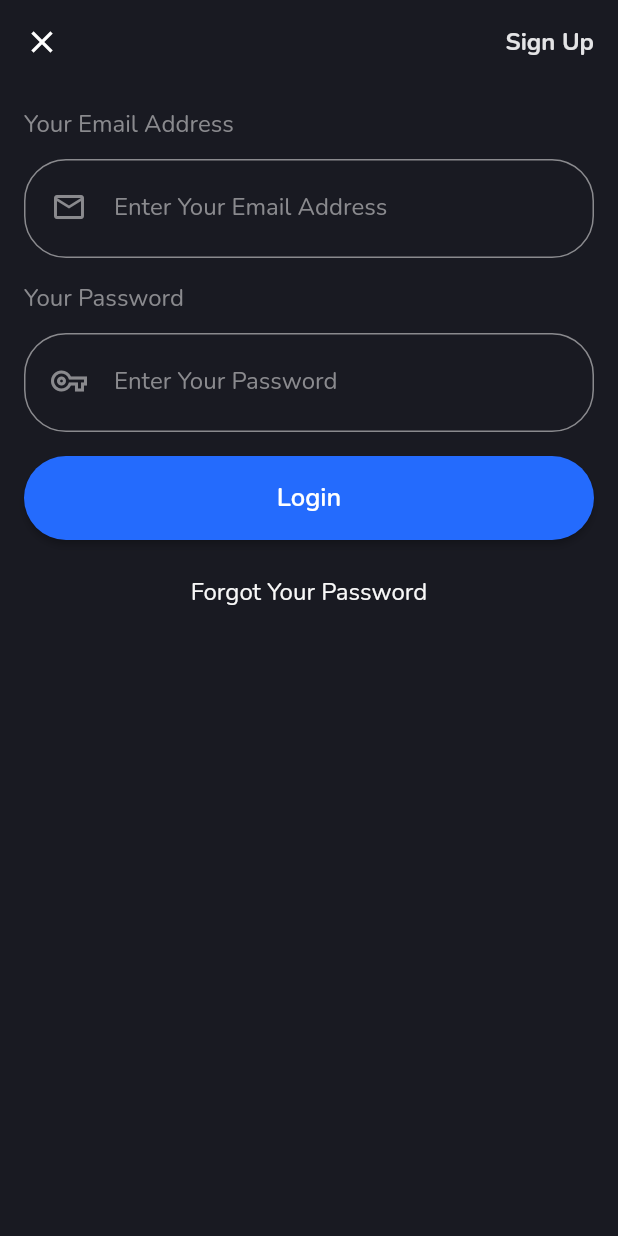
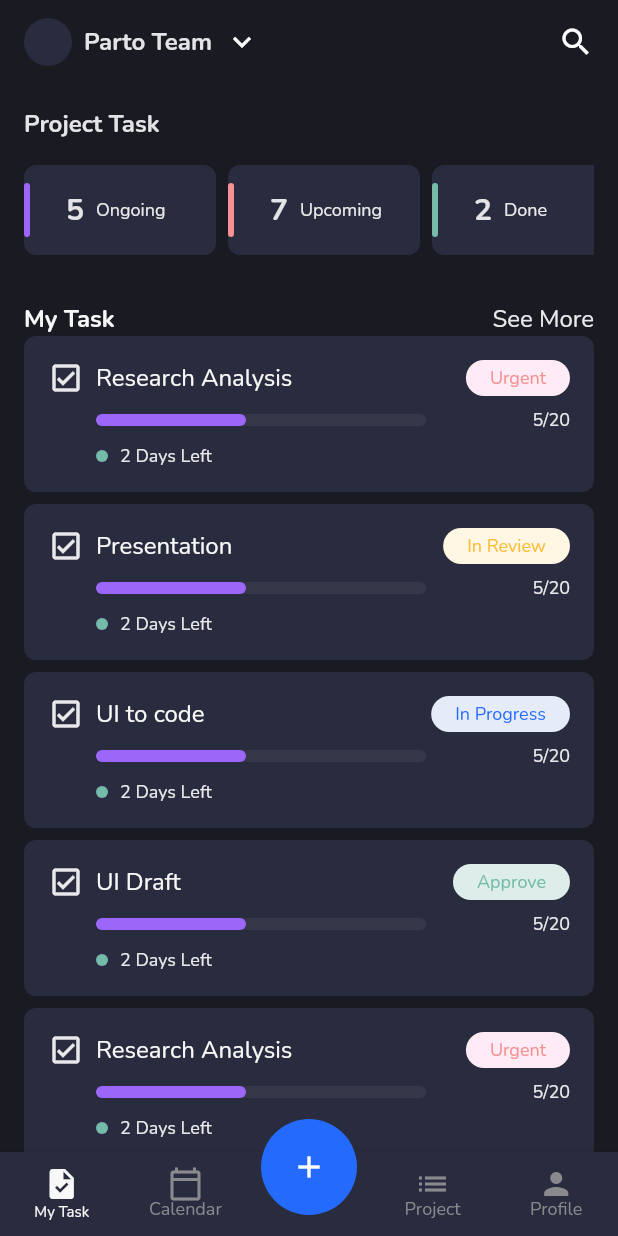
Before and after one commit to nayeemtby/taskman, a Flutter app: the screen it shows after launch, on a phone screen of 412 x 824 dp. Run offline on Flutter 3.47's test engine with Material 2 defaults, Android fonts, the light colour scheme and no system bars; our stand-ins replace flutter_svg.

Commit message:
Somewhat finished task screen structure

```diff
--- a/lib/main.dart
+++ b/lib/main.dart
@@ -1,8 +1,9 @@
 import 'package:flutter/material.dart';
+import 'package:taskman/screens/task_screen.dart';
 // import 'test.dart';
 // import 'screens/splash.dart';
 // import 'screens/onboarding.dart';
-import 'screens/login.dart';
+// import 'screens/login.dart';
 
 void main(List<String> args) {
   runApp(const TaskManagerApp());
@@ -18,7 +19,7 @@ class TaskManagerApp extends StatelessWidget {
           fontFamily: 'Nunito',
           iconTheme: const IconThemeData(color: Colors.white)),
       debugShowCheckedModeBanner: false,
-      home: const LoginScreen(),
+      home: const TaskScreen(),
     );
   }
 }
--- /dev/null
+++ b/lib/screens/components/task_screen.component.dart
@@ -0,0 +1,269 @@
+import 'package:flutter/material.dart';
+import '../theme/colortheme.dart' as swatch;
+import '../theme/textheme.dart';
+
+// ignore: unused_element
+Size _getTxtSize(
+    {required String txt,
+    int maxLines = 1,
+    required double factor,
+    required TextStyle style}) {
+  return (TextPainter(
+          maxLines: maxLines,
+          text: TextSpan(text: txt, style: style),
+          textDirection: TextDirection.ltr,
+          textScaleFactor: factor)
+        ..layout())
+      .size;
+}
+
+class TaskItem extends StatelessWidget {
+  final Widget tag;
+  final String title;
+  final int total;
+  final int done;
+  final String txt;
+  const TaskItem(
+      {Key? key,
+      required this.tag,
+      required this.title,
+      required this.total,
+      required this.done})
+      : txt = "$done/$total",
+        super(key: key);
+
+  @override
+  Widget build(BuildContext context) {
+    return Container(
+      padding: const EdgeInsets.all(16),
+      decoration: BoxDecoration(
+          color: swatch.SecondaryColors.mediumGray,
+          borderRadius: BorderRadius.circular(8)),
+      child: Column(
+        mainAxisSize: MainAxisSize.min,
+        children: [
+          Row(
+            mainAxisAlignment: MainAxisAlignment.spaceBetween,
+            children: [
+              Row(
+                mainAxisSize: MainAxisSize.min,
+                children: [
+                  const Icon(
+                    Icons.check_box_outlined,
+                    color: swatch.FillColors.secondary,
+                  ),
+                  const SizedBox(
+                    width: 8,
+                  ),
+                  Text(
+                    title,
+                    style: TxtTheme.calloutRegular
+                        .copyWith(color: swatch.LabelColors.quarternary),
+                  )
+                ],
+              ),
+              tag
+            ],
+          ),
+          const SizedBox(
+            height: 8,
+          ),
+          Row(
+            mainAxisAlignment: MainAxisAlignment.spaceBetween,
+            children: [
+              Row(
+                children: [
+                  const SizedBox(
+                    width: 32,
+                  ),
+                  Container(
+                    width: 220,
+                    height: 8,
+                    decoration: BoxDecoration(
+                        color: swatch.progressbarBg,
+                        borderRadius: BorderRadius.circular(4)),
+                    child: Align(
+                      alignment: Alignment.centerLeft,
+                      child: Container(
+                        height: 8,
+                        width: 100,
+                        decoration: BoxDecoration(
+                            color: swatch.PrimaryColors.purple,
+                            borderRadius: BorderRadius.circular(4)),
+                      ),
+                    ),
+                  )
+                ],
+              ),
+              Text(
+                "$done/$total",
+                style: TxtTheme.footnote
+                    .copyWith(color: swatch.FillColors.secondary),
+              )
+            ],
+          ),
+          const SizedBox(
+            height: 8,
+          ),
+          Row(
+            children: [
+              const SizedBox(
+                width: 32,
+              ),
+              Container(
+                height: 8,
+                width: 8,
+                decoration: BoxDecoration(
+                    color: swatch.PrimaryColors.tosca,
+                    borderRadius: BorderRadius.circular(4)),
+              ),
+              const SizedBox(
+                width: 8,
+              ),
+              Text(
+                "2 Days Left",
+                style: TxtTheme.footnote
+                    .copyWith(color: swatch.FillColors.secondary),
+              )
+            ],
+          )
+        ],
+      ),
+    );
+  }
+}
+
+class _TagUrgent extends StatelessWidget {
+  const _TagUrgent({Key? key}) : super(key: key);
+
+  @override
+  Widget build(BuildContext context) {
+    return Container(
+      decoration: BoxDecoration(
+        borderRadius: BorderRadius.circular(16),
+        color: swatch.SecondaryColors.lightpink,
+      ),
+      padding: const EdgeInsets.symmetric(horizontal: 16, vertical: 4),
+      child: Text(
+        "Urgent",
+        style: TxtTheme.caption1.copyWith(color: swatch.PrimaryColors.pink),
+      ),
+    );
+  }
+}
+
+class _TagInProgress extends StatelessWidget {
+  const _TagInProgress({Key? key}) : super(key: key);
+
+  @override
+  Widget build(BuildContext context) {
+    return Container(
+      decoration: BoxDecoration(
+        borderRadius: BorderRadius.circular(16),
+        color: swatch.SecondaryColors.lightblue,
+      ),
+      padding: const EdgeInsets.symmetric(horizontal: 16, vertical: 4),
+      child: Text(
+        "In Progress",
+        style: TxtTheme.caption1.copyWith(color: swatch.PrimaryColors.blue),
+      ),
+    );
+  }
+}
+
+class _TagReview extends StatelessWidget {
+  const _TagReview({Key? key}) : super(key: key);
+
+  @override
+  Widget build(BuildContext context) {
+    return Container(
+      decoration: BoxDecoration(
+        borderRadius: BorderRadius.circular(16),
+        color: swatch.SecondaryColors.lightyellow,
+      ),
+      padding: const EdgeInsets.symmetric(horizontal: 16, vertical: 4),
+      child: Text(
+        "In Review",
+        style: TxtTheme.caption1.copyWith(color: swatch.PrimaryColors.yellow),
+      ),
+    );
+  }
+}
+
+class _TagApprove extends StatelessWidget {
+  const _TagApprove({Key? key}) : super(key: key);
+
+  @override
+  Widget build(BuildContext context) {
+    return Container(
+      decoration: BoxDecoration(
+        borderRadius: BorderRadius.circular(16),
+        color: swatch.SecondaryColors.lighttosca,
+      ),
+      padding: const EdgeInsets.symmetric(horizontal: 16, vertical: 4),
+      child: Text(
+        "Approve",
+        style: TxtTheme.caption1.copyWith(color: swatch.PrimaryColors.tosca),
+      ),
+    );
+  }
+}
+
+class TaskTag {
+  static const Widget urgent = _TagUrgent();
+  static const Widget inProgress = _TagInProgress();
+  static const Widget inReview = _TagReview();
+  static const Widget approve = _TagApprove();
+}
+
+class TaskCategory extends StatelessWidget {
+  final String name;
+  final int count;
+  final Color color;
+  const TaskCategory(
+      {Key? key, required this.name, required this.count, required this.color})
+      : super(key: key);
+
+  @override
+  Widget build(BuildContext context) {
+    return Container(
+      height: 57,
+      width: 128,
+      padding: const EdgeInsets.only(
+        top: 12,
+        bottom: 12,
+      ),
+      decoration: BoxDecoration(
+          color: swatch.SecondaryColors.mediumGray,
+          borderRadius: BorderRadius.circular(8)),
+      child: Row(
+        mainAxisSize: MainAxisSize.min,
+        crossAxisAlignment: CrossAxisAlignment.center,
+        children: [
+          Container(
+            height: double.infinity,
+            width: 4,
+            decoration: BoxDecoration(
+                color: color, borderRadius: BorderRadius.circular(8)),
+          ),
+          const SizedBox(
+            width: 24,
+          ),
+          Text(
+            count.toString(),
+            style:
+                TxtTheme.titleSmall.copyWith(color: swatch.FillColors.primary),
+          ),
+          const SizedBox(
+            width: 8,
+          ),
+          Text(
+            name,
+            style:
+                TxtTheme.footnote.copyWith(color: swatch.FillColors.secondary),
+          )
+        ],
+      ),
+    );
+  }
+}
--- /dev/null
+++ b/lib/screens/task_screen.dart
@@ -0,0 +1,244 @@
+import 'package:flutter/material.dart';
+import 'package:flutter/rendering.dart';
+import 'package:flutter_svg/flutter_svg.dart';
+import 'package:taskman/screens/components/appbar.dart';
+import 'package:taskman/screens/components/task_screen.component.dart';
+import 'package:taskman/screens/theme/textheme.dart';
+import 'theme/colortheme.dart' as swatch;
+
+class TaskScreen extends StatelessWidget {
+  const TaskScreen({Key? key}) : super(key: key);
+
+  @override
+  Widget build(BuildContext context) {
+    return SafeArea(
+      child: Scaffold(
+        floatingActionButton: Padding(
+          padding: const EdgeInsets.only(top: 20),
+          child: Material(
+            elevation: 0,
+            borderRadius: BorderRadius.circular(32),
+            color: swatch.PrimaryColors.blue,
+            child: InkWell(
+                splashFactory: InkRipple.splashFactory,
+                borderRadius: BorderRadius.circular(32),
+                onTap: () {},
+                child: const SizedBox(
+                  height: 64,
+                  width: 64,
+                  child: Center(
+                    child: Icon(Icons.add),
+                  ),
+                )),
+          ),
+        ),
+        floatingActionButtonLocation:
+            FloatingActionButtonLocation.miniCenterDocked,
+        bottomNavigationBar: BottomNavigationBar(
+          type: BottomNavigationBarType.fixed,
+          selectedItemColor: swatch.LabelColors.quarternary,
+          selectedLabelStyle:
+              TxtTheme.caption2.copyWith(color: swatch.LabelColors.quarternary),
+          unselectedItemColor: swatch.LabelColors.secondary,
+          items: const [
+            BottomNavigationBarItem(label: "My Task", icon: Icon(Icons.task)),
+            BottomNavigationBarItem(
+                label: "Calendar", icon: Icon(Icons.calendar_today_outlined)),
+            BottomNavigationBarItem(
+                label: "",
+                icon: SizedBox(
+                  height: 12,
+                  width: 12,
+                )),
+            BottomNavigationBarItem(label: "Project", icon: Icon(Icons.list)),
+            BottomNavigationBarItem(label: "Profile", icon: Icon(Icons.person))
+          ],
+          backgroundColor: swatch.SecondaryColors.mediumGray,
+        ),
+        body: Material(
+          color: swatch.PrimaryColors.darkGray,
+          child: Container(
+            padding: const EdgeInsets.symmetric(horizontal: 16),
+            width: double.infinity,
+            child: Column(
+              children: [
+                MyAppBar(
+                    horizontalPadding: 0,
+                    verticalPadding: 12,
+                    mainAxisAlignment: MainAxisAlignment.spaceBetween,
+                    children: [
+                      Row(
+                        mainAxisSize: MainAxisSize.min,
+                        children: [
+                          const CircleAvatar(
+                            radius: 16,
+                            backgroundColor: swatch.SecondaryColors.mediumGray,
+                          ),
+                          const SizedBox(
+                            width: 8,
+                          ),
+                          Text(
+                            "Parto Team",
+                            style: TxtTheme.calloutBold
+                                .copyWith(color: swatch.FillColors.primary),
+                          ),
+                          const SizedBox(
+                            width: 8,
+                          ),
+                          const Icon(Icons.keyboard_arrow_down_outlined)
+                        ],
+                      ),
+                      const Icon(Icons.search)
+                    ]),
+                const SizedBox(
+                  height: 16,
+                ),
+                Align(
+                  alignment: Alignment.centerLeft,
+                  child: Text(
+                    "Project Task",
+                    style: TxtTheme.calloutBold
+                        .copyWith(color: swatch.FillColors.primary),
+                  ),
+                ),
+                const SizedBox(
+                  height: 16,
+                ),
+                Row(
+                  children: [
+                    Expanded(
+                      child: Align(
+                        alignment: Alignment.centerLeft,
+                        child: SizedBox(
+                          height: 60,
+                          child: ListView(
+                            physics: const BouncingScrollPhysics(),
+                            scrollDirection: Axis.horizontal,
+                            children: const [
+                              TaskCategory(
+                                  name: "Ongoing",
+                                  count: 5,
+                                  color: swatch.PrimaryColors.purple),
+                              SizedBox(
+                                width: 8,
+                              ),
+                              TaskCategory(
+                                  name: "Upcoming",
+                                  count: 7,
+                                  color: swatch.PrimaryColors.pink),
+                              SizedBox(
+                                width: 8,
+                              ),
+                              TaskCategory(
+                                  name: "Done",
+                                  count: 2,
+                                  color: swatch.PrimaryColors.tosca),
+                              SizedBox(
+                                width: 8,
+                              ),
+                              TaskCategory(
+                                  name: "Proposed",
+                                  count: 10,
+                                  color: swatch.PrimaryColors.yellow)
+                            ],
+                          ),
+                        ),
+                      ),
+                    ),
+                  ],
+                ),
+                const SizedBox(
+                  height: 32,
+                ),
+                Row(
+                    mainAxisAlignment: MainAxisAlignment.spaceBetween,
+                    children: [
+                      Text(
+                        "My Task",
+                        style: TxtTheme.calloutBold
+                            .copyWith(color: swatch.LabelColors.quarternary),
+                      ),
+                      Text(
+                        "See More",
+                        style: TxtTheme.calloutRegular
+                            .copyWith(color: swatch.FillColors.secondary),
+                      )
+                    ]),
+                Expanded(
+                    child: ListView(
+                  physics: const BouncingScrollPhysics(),
+                  children: const [
+                    TaskItem(
+                        tag: TaskTag.urgent,
+                        title: "Research Analysis",
+                        total: 20,
+                        done: 5),
+                    SizedBox(
+                      height: 8,
+                    ),
+                    TaskItem(
+                        tag: TaskTag.inReview,
+                        title: "Presentation",
+                        total: 20,
+                        done: 5),
+                    SizedBox(
+                      height: 8,
+                    ),
+                    TaskItem(
+                        tag: TaskTag.inProgress,
+                        title: "UI to code",
+                        total: 20,
+                        done: 5),
+                    SizedBox(
+                      height: 8,
+                    ),
+                    TaskItem(
+                        tag: TaskTag.approve,
+                        title: "UI Draft",
+                        total: 20,
+                        done: 5),
+                    SizedBox(
+                      height: 8,
+                    ),
+                    TaskItem(
+                        tag: TaskTag.urgent,
+                        title: "Research Analysis",
+                        total: 20,
+                        done: 5),
+                    SizedBox(
+                      height: 8,
+                    ),
+                    TaskItem(
+                        tag: TaskTag.approve,
+                        title: "Wireframe Building",
+                        total: 20,
+                        done: 5),
+                    SizedBox(
+                      height: 8,
+                    ),
+                    TaskItem(
+                        tag: TaskTag.urgent,
+                        title: "Research Analysis",
+                        total: 20,
+                        done: 5),
+                    SizedBox(
+                      height: 8,
+                    ),
+                    TaskItem(
+                        tag: TaskTag.inReview,
+                        title: "Research Analysis",
+                        total: 20,
+                        done: 5),
+                    SizedBox(
+                      height: 8,
+                    ),
+                  ],
+                ))
+              ],
+            ),
+          ),
+        ),
+      ),
+    );
+  }
+}
```
